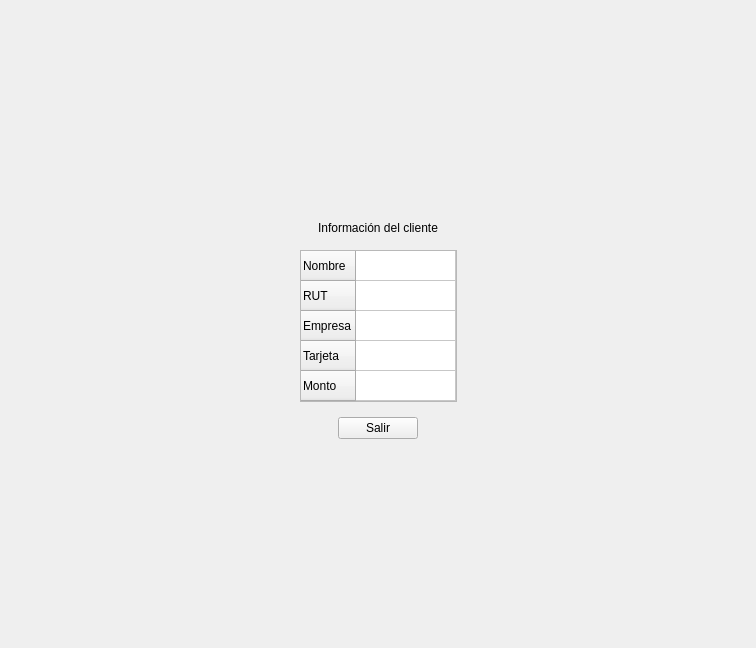
The window that uis/client_info.ui (rafafdz/RomanaSoftware) describes before a commit, drawn with Qt 5.
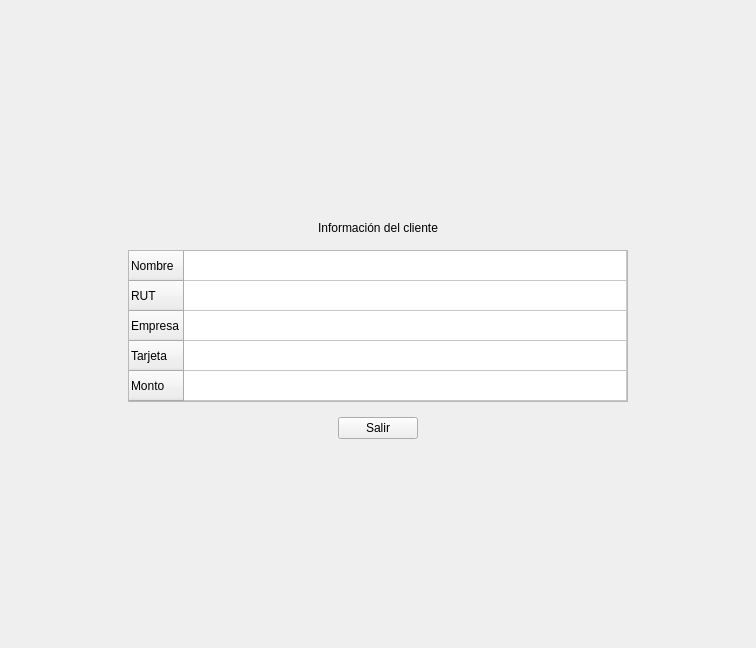
The same window after the commit.

Diff of the .ui file:
```diff
--- a/uis/client_info.ui
+++ b/uis/client_info.ui
@@ -46,20 +46,7 @@
    <item>
     <widget class="QWidget" name="widget" native="true">
      <layout class="QHBoxLayout" name="horizontalLayout">
-      <item>
-       <spacer name="horizontalSpacer">
-        <property name="orientation">
-         <enum>Qt::Horizontal</enum>
-        </property>
-        <property name="sizeHint" stdset="0">
-         <size>
-          <width>40</width>
-          <height>20</height>
-         </size>
-        </property>
-       </spacer>
-      </item>
-      <item>
+      <item alignment="Qt::AlignHCenter">
        <widget class="QTableWidget" name="info_table">
         <property name="enabled">
          <bool>true</bool>
@@ -72,7 +59,7 @@
         </property>
         <property name="minimumSize">
          <size>
-          <width>0</width>
+          <width>500</width>
           <height>0</height>
          </size>
         </property>
@@ -124,6 +111,15 @@
         <attribute name="horizontalHeaderHighlightSections">
          <bool>true</bool>
         </attribute>
+        <attribute name="horizontalHeaderStretchLastSection">
+         <bool>true</bool>
+        </attribute>
+        <attribute name="verticalHeaderCascadingSectionResizes">
+         <bool>true</bool>
+        </attribute>
+        <attribute name="verticalHeaderStretchLastSection">
+         <bool>true</bool>
+        </attribute>
         <row>
          <property name="text">
           <string>Nombre</string>
@@ -156,19 +152,6 @@
         </column>
        </widget>
       </item>
-      <item>
-       <spacer name="horizontalSpacer_2">
-        <property name="orientation">
-         <enum>Qt::Horizontal</enum>
-        </property>
-        <property name="sizeHint" stdset="0">
-         <size>
-          <width>40</width>
-          <height>20</height>
-         </size>
-        </property>
-       </spacer>
-      </item>
      </layout>
     </widget>
    </item>
```
Left out of the diff: 3 changed lines with no effect on the pictures.
